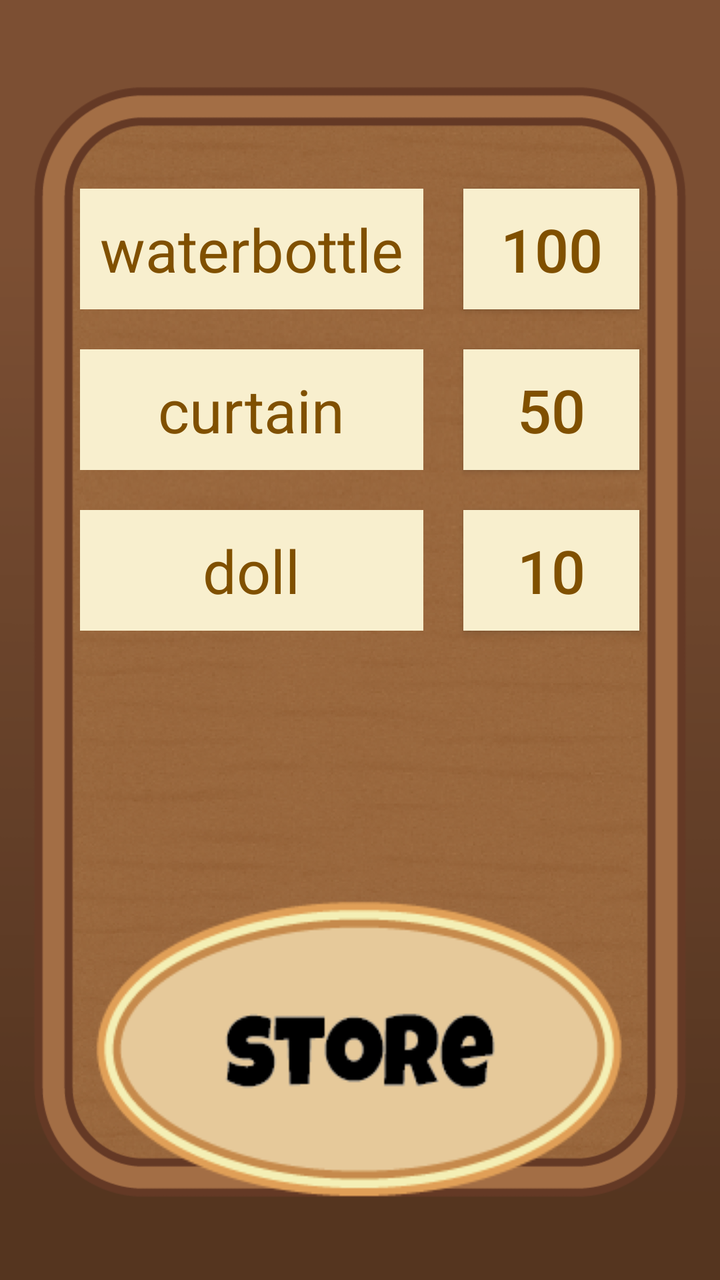
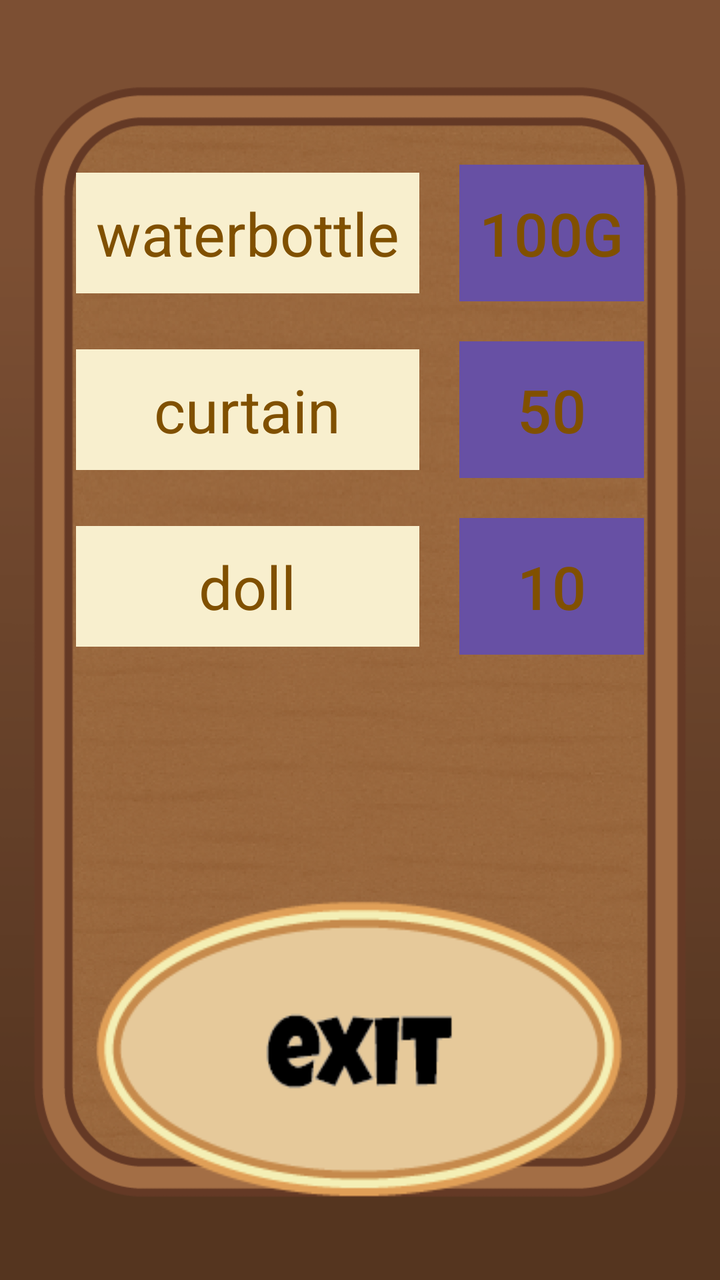

Screens rendered from an Android XML layout before and after an edit, with the pre-edit source and the edit as a unified diff.
<!-- AndroidManifest.xml: application theme Theme.Hambugi -->
<!-- res/layout/view_artifact_store.xml -->
<?xml version="1.0" encoding="utf-8"?>
<LinearLayout
    xmlns:android="http://schemas.android.com/apk/res/android"

    android:layout_width="match_parent"
    android:layout_height="match_parent"
    android:background="@drawable/store_background"
    android:orientation="vertical"

    >

    
    <View
        android:layout_width="match_parent"
        android:layout_height="0dp"
        android:layout_weight="1" />

    
    <TableLayout
        android:id="@+id/store_table"
        android:layout_width="wrap_content"
        android:layout_height="wrap_content"
        android:layout_gravity="center"
        android:layout_margin="20dp"
        android:orientation="horizontal">

        <TableRow>
            <TextView

                android:layout_width="wrap_content"
                android:layout_height="wrap_content"
                android:text="waterbottle"
                android:textSize="30sp"
                android:textColor="#805000"
                android:background="#f8efce"

                android:layout_margin="10dp"
                android:padding="10dp"
                android:gravity="center" />
            <androidx.appcompat.widget.AppCompatButton
                android:id="@+id/btn_waterbottle"
                android:layout_width="wrap_content"
                android:layout_height="wrap_content"
                android:text="100"
                android:textSize="30sp"
                android:textColor="#805000"
                android:background="#f8efce"
                android:backgroundTint="@null"
                android:layout_margin="10dp"
                android:padding="10dp"
                android:gravity="center" />

        </TableRow>

        <TableRow>
            <TextView

                android:layout_width="wrap_content"
                android:layout_height="wrap_content"
                android:text="curtain"
                android:textSize="30sp"
                android:textColor="#805000"
                android:background="#f8efce"

                android:layout_margin="10dp"
                android:padding="10dp"
                android:gravity="center" />
            <androidx.appcompat.widget.AppCompatButton
                android:id="@+id/btn_curtain"
                android:layout_width="wrap_content"
                android:layout_height="wrap_content"
                android:text="50"
                android:textSize="30sp"
                android:textColor="#805000"
                android:background="#f8efce"
                android:backgroundTint="@null"
                android:layout_margin="10dp"
                android:padding="10dp"
                android:gravity="center" />
        </TableRow>

        <TableRow>
            <TextView

                android:layout_width="wrap_content"
                android:layout_height="wrap_content"
                android:text="doll"
                android:textSize="30sp"
                android:textColor="#805000"
                android:background="#f8efce"

                android:layout_margin="10dp"
                android:padding="10dp"
                android:gravity="center" />

            <androidx.appcompat.widget.AppCompatButton
                android:id="@+id/btn_doll"
                android:layout_width="wrap_content"
                android:layout_height="wrap_content"
                android:text="10"
                android:textSize="30sp"
                android:textColor="#805000"
                android:background="#f8efce"
                android:backgroundTint="@null"
                android:layout_margin="10dp"
                android:padding="10dp"
                android:gravity="center" />
        </TableRow>
    </TableLayout>

    
    <View
        android:layout_width="match_parent"
        android:layout_height="0dp"
        android:layout_weight="1" />

    
    <ImageButton
        android:id="@+id/store_button"
        android:layout_width="wrap_content"
        android:layout_height="wrap_content"
        android:layout_gravity="center"
        android:layout_margin="40dp"
        android:background="@drawable/store_button" />
</LinearLayout>
<!-- resources referenced by this layout -->
<resources>
  <!-- drawable store_background: png bitmap (drawable, 303930 bytes) -->
  <!-- drawable store_button: png bitmap (drawable, 12067 bytes) -->
  <style name="Theme.Hambugi" parent="Base.Theme.Hambugi" />
  <style name="Base.Theme.Hambugi" parent="Theme.Material3.DayNight.NoActionBar">
          
          
      </style>
</resources>

<!-- the commit's change to res/layout/view_artifact_store.xml (unified diff, before → after) -->
@@ -5,9 +5,7 @@
     android:layout_width="match_parent"
     android:layout_height="match_parent"
     android:background="@drawable/store_background"
-    android:orientation="vertical"
-
-    >
+    android:orientation="vertical">
 
     
     <View
@@ -26,22 +24,21 @@
 
         <TableRow>
             <TextView
-
                 android:layout_width="wrap_content"
                 android:layout_height="wrap_content"
                 android:text="waterbottle"
                 android:textSize="30sp"
                 android:textColor="#805000"
                 android:background="#f8efce"
-
                 android:layout_margin="10dp"
                 android:padding="10dp"
                 android:gravity="center" />
-            <androidx.appcompat.widget.AppCompatButton
+
+            <Button
                 android:id="@+id/btn_waterbottle"
                 android:layout_width="wrap_content"
                 android:layout_height="wrap_content"
-                android:text="100"
+                android:text="100G"
                 android:textSize="30sp"
                 android:textColor="#805000"
                 android:background="#f8efce"
@@ -54,18 +51,16 @@
 
         <TableRow>
             <TextView
-
                 android:layout_width="wrap_content"
                 android:layout_height="wrap_content"
                 android:text="curtain"
                 android:textSize="30sp"
                 android:textColor="#805000"
                 android:background="#f8efce"
-
                 android:layout_margin="10dp"
                 android:padding="10dp"
                 android:gravity="center" />
-            <androidx.appcompat.widget.AppCompatButton
+            <Button
                 android:id="@+id/btn_curtain"
                 android:layout_width="wrap_content"
                 android:layout_height="wrap_content"
@@ -81,19 +76,17 @@
 
         <TableRow>
             <TextView
-
                 android:layout_width="wrap_content"
                 android:layout_height="wrap_content"
                 android:text="doll"
                 android:textSize="30sp"
                 android:textColor="#805000"
                 android:background="#f8efce"
-
                 android:layout_margin="10dp"
                 android:padding="10dp"
                 android:gravity="center" />
 
-            <androidx.appcompat.widget.AppCompatButton
+            <Button
                 android:id="@+id/btn_doll"
                 android:layout_width="wrap_content"
                 android:layout_height="wrap_content"
@@ -116,10 +109,10 @@
 
     
     <ImageButton
-        android:id="@+id/store_button"
+        android:id="@+id/btn_exit"
         android:layout_width="wrap_content"
         android:layout_height="wrap_content"
         android:layout_gravity="center"
         android:layout_margin="40dp"
-        android:background="@drawable/store_button" />
+        android:background="@drawable/exit_button" />
 </LinearLayout>
<!-- resource entries referenced after the edit -->
@@ -1,7 +1,7 @@
 <!-- resources referenced by this layout -->
 <resources>
+  <!-- drawable exit_button: png bitmap (drawable, 11160 bytes) -->
   <!-- drawable store_background: png bitmap (drawable, 303930 bytes) -->
-  <!-- drawable store_button: png bitmap (drawable, 12067 bytes) -->
   <style name="Theme.Hambugi" parent="Base.Theme.Hambugi" />
   <style name="Base.Theme.Hambugi" parent="Theme.Material3.DayNight.NoActionBar">
           
